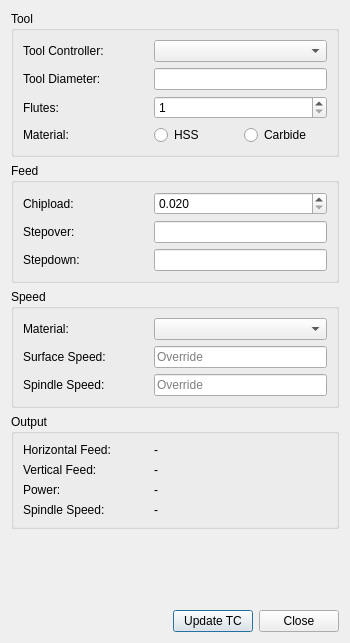
Qt form PathFeedsAndSpeedsGui.ui (dubstar-04/FeedsAndSpeeds) before a commit.
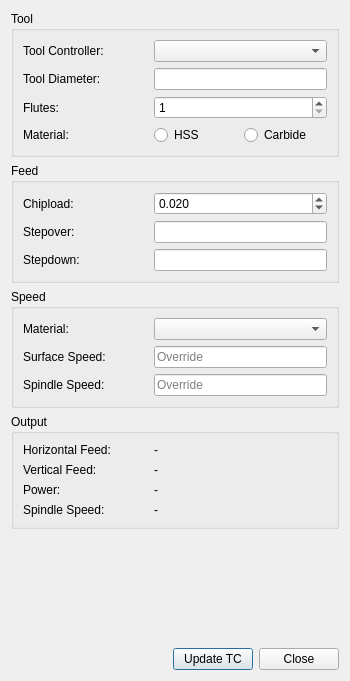
The same form after that commit. Custom widgets are drawn as their Qt base class.

Commit message: reduce the bottom limit for chip load.

```diff
--- a/PathFeedsAndSpeedsGui.ui
+++ b/PathFeedsAndSpeedsGui.ui
@@ -7,7 +7,7 @@
     <x>0</x>
     <y>0</y>
     <width>350</width>
-    <height>643</height>
+    <height>681</height>
    </rect>
   </property>
   <property name="sizePolicy">
@@ -332,7 +332,7 @@
          <number>3</number>
         </property>
         <property name="minimum">
-         <double>0.020000000000000</double>
+         <double>0.001000000000000</double>
         </property>
         <property name="maximum">
          <double>1.500000000000000</double>
```
